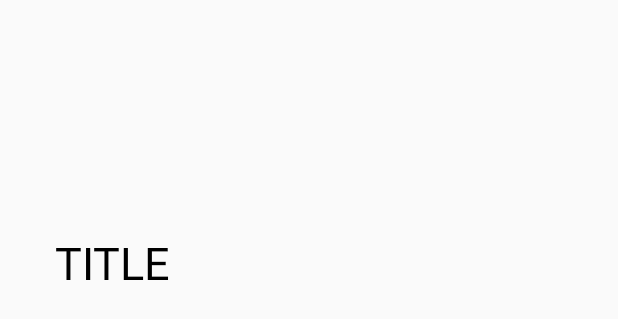
After one commit to tomislav-ficko/First-AR-App, an Android app: the layout item_model.xml on its own in the app's theme, with its tools: preview values and no code run, on a phone screen of 412 x 824 dp. The commit adds this screen. Shown: the top 319 px of the screen. Run offline under Robolectric (Android 15) with nearby library versions, the phone set to English and light mode, and no system bars.

Commit message:
Move main activity and setup recycler view

```diff
--- a/app/src/main/AndroidManifest.xml
+++ b/app/src/main/AndroidManifest.xml
@@ -17,7 +17,7 @@
         android:roundIcon="@mipmap/ic_launcher_round"
         android:supportsRtl="true"
         android:theme="@style/AppTheme">
-        <activity android:name=".MainActivity">
+        <activity android:name=".ui.MainActivity">
             <intent-filter>
                 <action android:name="android.intent.action.MAIN" />
 
--- a/app/src/main/res/layout/activity_main.xml
+++ b/app/src/main/res/layout/activity_main.xml
@@ -47,7 +47,7 @@
         <TextView
             android:id="@+id/tvModel"
             android:layout_width="match_parent"
-            android:layout_height="@dimen/text_view_model_height"
+            android:layout_height="@dimen/tv_model_height"
             android:background="@color/yellow"
             android:text="Models"
             android:textAlignment="center"
@@ -57,7 +57,7 @@
         <androidx.recyclerview.widget.RecyclerView
             android:id="@+id/rvModels"
             android:layout_width="match_parent"
-            android:layout_height="@dimen/recycler_view_height" />
+            android:layout_height="@dimen/rv_height" />
 
     </LinearLayout>
 
--- /dev/null
+++ b/app/src/main/res/layout/item_model.xml
@@ -0,0 +1,24 @@
+<?xml version="1.0" encoding="utf-8"?>
+<LinearLayout xmlns:android="http://schemas.android.com/apk/res/android"
+    xmlns:tools="http://schemas.android.com/tools"
+    android:layout_width="@dimen/rv_width"
+    android:layout_height="@dimen/rv_height"
+    android:orientation="vertical">
+
+    <ImageView
+        android:id="@+id/ivThumbnail"
+        android:layout_width="@dimen/rv_image_dimension"
+        android:layout_height="@dimen/rv_image_dimension"
+        android:layout_gravity="center" />
+
+    <TextView
+        android:id="@+id/tvTitle"
+        android:layout_width="match_parent"
+        android:layout_height="match_parent"
+        android:ellipsize="end"
+        android:gravity="center"
+        android:textColor="@android:color/black"
+        android:textSize="@dimen/rv_title_text_size"
+        tools:text="TITLE" />
+
+</LinearLayout>
--- a/app/src/main/res/values/dimens.xml
+++ b/app/src/main/res/values/dimens.xml
@@ -1,7 +1,9 @@
 <?xml version="1.0" encoding="utf-8"?>
 <resources>
-    <dimen name="recycler_view_width">150dp</dimen>
-    <dimen name="recycler_view_height">200dp</dimen>
-    <dimen name="text_view_model_height">50dp</dimen>
+    <dimen name="tv_model_height">50dp</dimen>
+    <dimen name="rv_width">150dp</dimen>
+    <dimen name="rv_height">200dp</dimen>
     <dimen name="total_rv_and_tvModel_height">250dp</dimen>
+    <dimen name="rv_image_dimension">150dp</dimen>
+    <dimen name="rv_title_text_size">30sp</dimen>
 </resources>
```
Also changed, not shown: app/src/main/java/hr/ficko/firstar/MainActivity.kt (+26 -2 lines), app/src/main/java/hr/ficko/firstar/ModelAdapter.kt (added, +38 -0 lines), app/src/main/java/hr/ficko/firstar/models/Model.kt (added, +7 -0 lines).
